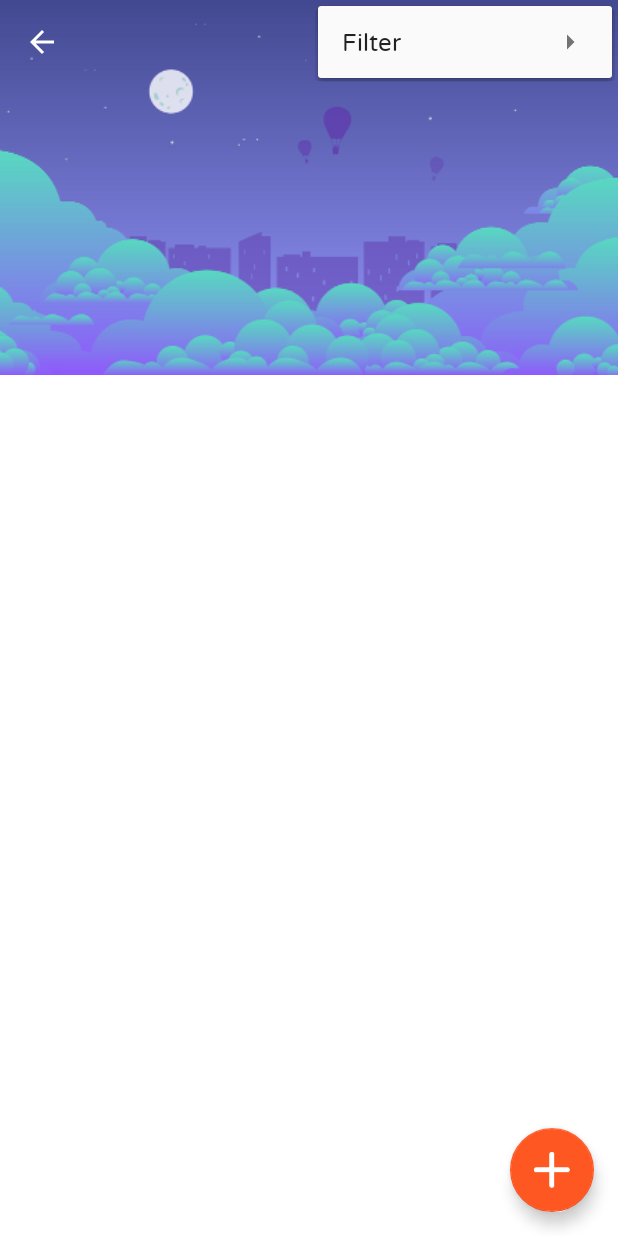
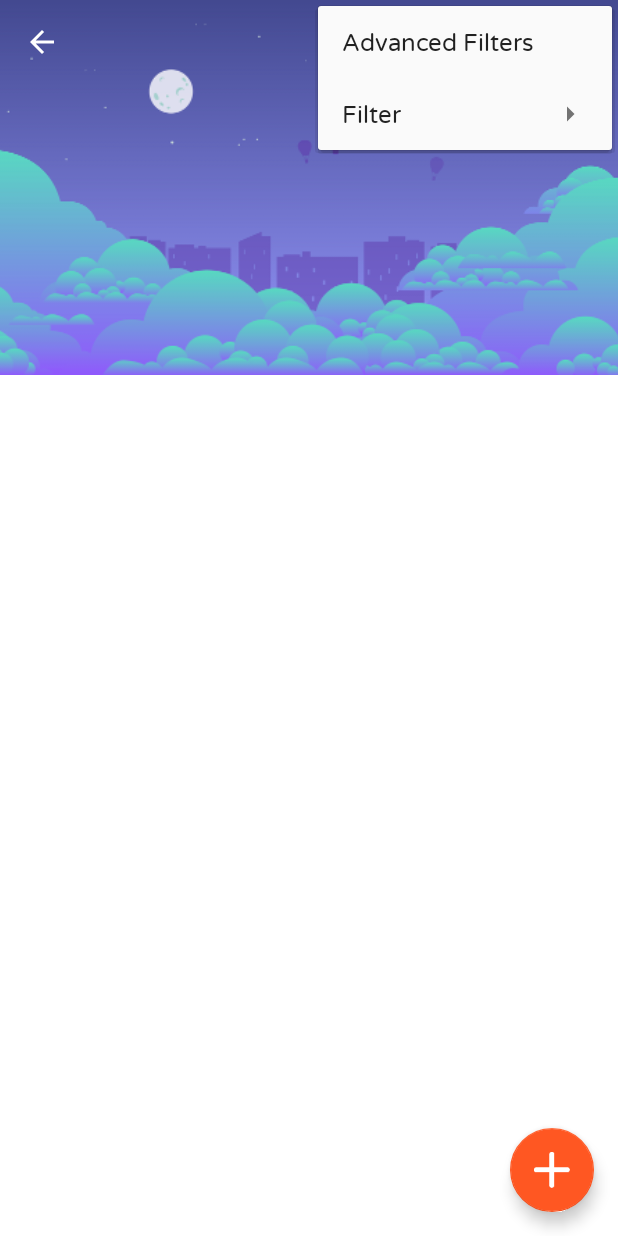
Before and after one commit to JamesJose7/GameCollector, an Android app: the GamesFromPlatformActivity screen opened directly, with no data from a screen before it, with the options menu open, on a phone screen of 412 x 824 dp. Run offline under Robolectric (Android 15) with nearby library versions, the phone set to English and light mode, and no system bars; our stand-ins replace Dagger/Hilt's generated code, Firebase (no records; nobody signed in at launch, a user with empty details on screens opened directly), Picasso; libraries missing offline, so code that uses them is left out: com.firebase.ui, com.github.ybq.android, com.haroldadmin.cnradapter; pictures from the network do not load; 1 statement that could not run was skipped.

Commit message:
Create base bottom sheet dialog for filters

```diff
--- a/app/src/main/java/com/jeeps/gamecollector/remaster/ui/games/platformLibrary/GamesFromPlatformActivity.kt
+++ b/app/src/main/java/com/jeeps/gamecollector/remaster/ui/games/platformLibrary/GamesFromPlatformActivity.kt
@@ -30,6 +30,7 @@ import com.jeeps.gamecollector.remaster.data.model.data.games.SortStat
 import com.jeeps.gamecollector.remaster.ui.base.BaseActivity
 import com.jeeps.gamecollector.remaster.ui.games.details.GameDetailsActivity
 import com.jeeps.gamecollector.remaster.ui.games.edit.AddGameActivity
+import com.jeeps.gamecollector.remaster.ui.games.platformLibrary.dialogs.AdvancedFiltersDialog
 import com.jeeps.gamecollector.remaster.utils.extensions.*
 import com.jeeps.gamecollector.utils.PlatformCovers
 import com.jeeps.gamecollector.views.GridSpacingItemDecoration
@@ -99,6 +100,11 @@ class GamesFromPlatformActivity : BaseActivity(),
 
     override fun onOptionsItemSelected(item: MenuItem): Boolean {
         return when (item.itemId) {
+            R.id.action_advanced_filters -> {
+                val advancedFiltersDialog = AdvancedFiltersDialog(this)
+                advancedFiltersDialog.show()
+                true
+            }
             R.id.action_filter_alph -> {
                 viewModel.setCurrentSortState(SortStat.NONE)
                 viewModel.rearrangeGames(GameByNameComparator())
--- /dev/null
+++ b/app/src/main/res/drawable/bottom_sheet_background.xml
@@ -0,0 +1,7 @@
+<?xml version="1.0" encoding="utf-8"?>
+<shape xmlns:android="http://schemas.android.com/apk/res/android"
+    android:shape="rectangle">
+    <solid android:color="@android:color/white"/>
+    <corners android:topLeftRadius="20dp"
+        android:topRightRadius="20dp"/>
+</shape>
--- /dev/null
+++ b/app/src/main/res/drawable/ic_filter.xml
@@ -0,0 +1,13 @@
+<vector xmlns:android="http://schemas.android.com/apk/res/android"
+    android:width="24dp"
+    android:height="24dp"
+    android:viewportWidth="24"
+    android:viewportHeight="24">
+  <path
+      android:pathData="M22,3l-20,0l8,9.46l0,6.54l4,2l0,-8.54l8,-9.46z"
+      android:strokeLineJoin="round"
+      android:strokeWidth="2"
+      android:fillColor="#00000000"
+      android:strokeColor="#000000"
+      android:strokeLineCap="round"/>
+</vector>
--- a/app/src/main/res/menu/menu_platform_library.xml
+++ b/app/src/main/res/menu/menu_platform_library.xml
@@ -8,6 +8,13 @@
         android:icon="@drawable/ic_menu_search"
         app:showAsAction="collapseActionView|ifRoom"
         app:actionViewClass="androidx.appcompat.widget.SearchView" />
+
+    <item
+        android:id="@+id/action_advanced_filters"
+        android:icon="@drawable/ic_filter"
+        android:orderInCategory="99"
+        android:title="Advanced Filters"
+        app:showAsAction="never"/>
 
     <item
         android:id="@+id/filter_menu"
--- a/app/src/main/res/values/styles.xml
+++ b/app/src/main/res/values/styles.xml
@@ -1,46 +1,11 @@
 <resources>
 
-    <!-- Base application theme. -->
-    <style name="AppTheme" parent="Theme.AppCompat.Light.DarkActionBar">
-        <item name="android:windowContentTransitions">true</item>
-        <!-- Customize your theme here. -->
-        <item name="colorPrimary">@color/colorPrimary</item>
-        <item name="colorPrimaryDark">@color/colorPrimaryDark</item>
-        <item name="colorAccent">@color/colorAccent</item>
-        <item name="android:fontFamily">@font/varela_round</item>
-        <item name="android:windowBackground">@android:color/white</item>
-
+    <style name="BaseBottomSheetDialogTheme" parent="Theme.Design.Light.BottomSheetDialog">
+        <item name="bottomSheetStyle">@style/BaseBottomSheetModalStyle</item>
     </style>
 
-    <style name="AppTheme.NoActionBar">
-        <item name="windowActionBar">false</item>
-        <item name="windowNoTitle">true</item>
-        <item name="android:fontFamily">@font/varela_round</item>
-    </style>
-
-    <style name="AppTheme.AppBarOverlay" parent="ThemeOverlay.AppCompat.Dark.ActionBar">
-        <item name="android:fontFamily">@font/varela_round</item>
-    </style>
-
-    <style name="AppTheme.PopupOverlay" parent="ThemeOverlay.AppCompat.Light">
-        <item name="android:fontFamily">@font/varela_round</item>
-    </style>
-
-    <style name="LoginTheme" parent="FirebaseUI">
-        <item name="colorPrimary">@color/colorPrimary</item>
-        <item name="colorPrimaryDark">@color/iconColors</item>
-        <item name="colorAccent">@color/colorAccent</item>
-        <item name="colorButtonNormal">@color/colorAccent</item>
-        <item name="colorControlNormal">@android:color/white</item>
-        <item name="colorControlActivated">@android:color/white</item>
-        <item name="colorControlHighlight">@android:color/white</item>
-        <item name="android:textColor">@android:color/white</item>
-        <item name="android:textColorPrimary">@android:color/white</item>
-        <item name="android:textColorSecondary">@android:color/white</item>
-        <item name="android:windowBackground">@mipmap/bg_login</item>
-        <item name="windowActionBar">false</item>
-        <item name="windowNoTitle">true</item>
-        <item name="android:textColorHint">@android:color/white</item>
+    <style name="BaseBottomSheetModalStyle" parent="Widget.Design.BottomSheet.Modal">
+        <item name="android:background">@drawable/bottom_sheet_background</item>
     </style>
 
 </resources>
--- /dev/null
+++ b/app/src/main/res/values/themes.xml
@@ -0,0 +1,47 @@
+<?xml version="1.0" encoding="utf-8"?>
+<resources>
+    <!-- Base application theme. -->
+    <style name="AppTheme" parent="Theme.AppCompat.Light.DarkActionBar">
+        <item name="android:windowContentTransitions">true</item>
+        <!-- Customize your theme here. -->
+        <item name="colorPrimary">@color/colorPrimary</item>
+        <item name="colorPrimaryDark">@color/colorPrimaryDark</item>
+        <item name="colorAccent">@color/colorAccent</item>
+        <item name="android:fontFamily">@font/varela_round</item>
+        <item name="android:windowBackground">@android:color/white</item>
+
+        <!-- Components -->
+        <item name="bottomSheetDialogTheme">@style/BaseBottomSheetDialogTheme</item>
+    </style>
+
+    <style name="AppTheme.NoActionBar">
+        <item name="windowActionBar">false</item>
+        <item name="windowNoTitle">true</item>
+        <item name="android:fontFamily">@font/varela_round</item>
+    </style>
+
+    <style name="AppTheme.AppBarOverlay" parent="ThemeOverlay.AppCompat.Dark.ActionBar">
+        <item name="android:fontFamily">@font/varela_round</item>
+    </style>
+
+    <style name="AppTheme.PopupOverlay" parent="ThemeOverlay.AppCompat.Light">
+        <item name="android:fontFamily">@font/varela_round</item>
+    </style>
+
+    <style name="LoginTheme" parent="FirebaseUI">
+        <item name="colorPrimary">@color/colorPrimary</item>
+        <item name="colorPrimaryDark">@color/iconColors</item>
+        <item name="colorAccent">@color/colorAccent</item>
+        <item name="colorButtonNormal">@color/colorAccent</item>
+        <item name="colorControlNormal">@android:color/white</item>
+        <item name="colorControlActivated">@android:color/white</item>
+        <item name="colorControlHighlight">@android:color/white</item>
+        <item name="android:textColor">@android:color/white</item>
+        <item name="android:textColorPrimary">@android:color/white</item>
+        <item name="android:textColorSecondary">@android:color/white</item>
+        <item name="android:windowBackground">@mipmap/bg_login</item>
+        <item name="windowActionBar">false</item>
+        <item name="windowNoTitle">true</item>
+        <item name="android:textColorHint">@android:color/white</item>
+    </style>
+</resources>
```
Also changed, not shown: app/src/main/java/com/jeeps/gamecollector/remaster/ui/games/platformLibrary/dialogs/AdvancedFiltersDialog.kt (added, +34 -0 lines), app/src/main/res/layout/advanced_filters_dialog.xml (added, +14 -0 lines).
